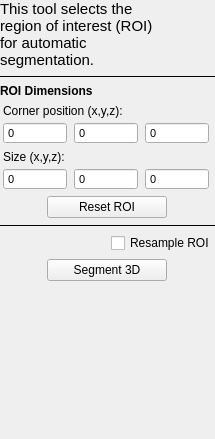
Above: GUI/Qt/Components/SnakeToolROIPanel.ui from pyushkevich/itksnap before the change. Below: the same form after it.
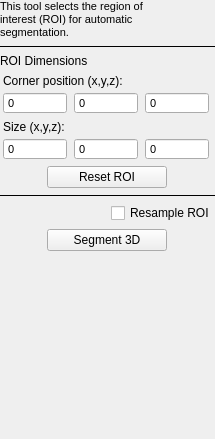
That is the form after the change.

Commit message: trying to fix font scaling between platforms

Diff of the .ui file:
```diff
--- a/GUI/Qt/Components/SnakeToolROIPanel.ui
+++ b/GUI/Qt/Components/SnakeToolROIPanel.ui
@@ -43,12 +43,12 @@
      </property>
      <property name="font">
       <font>
-       <pointsize>11</pointsize>
+       <pointsize>-1</pointsize>
       </font>
      </property>
      <property name="styleSheet">
       <string notr="true">* {
-font-size: 11pt;
+font-size: 11px;
 }
 </string>
      </property>
@@ -74,9 +74,7 @@
     <widget class="QLabel" name="label_4">
      <property name="font">
       <font>
-       <pointsize>12</pointsize>
-       <weight>75</weight>
-       <bold>true</bold>
+       <pointsize>-1</pointsize>
       </font>
      </property>
      <property name="text">
@@ -97,9 +95,7 @@
        <widget class="QLabel" name="label_3">
         <property name="font">
          <font>
-          <pointsize>12</pointsize>
-          <weight>50</weight>
-          <bold>false</bold>
+          <pointsize>-1</pointsize>
          </font>
         </property>
         <property name="text">
@@ -162,9 +158,7 @@
        <widget class="QLabel" name="label_2">
         <property name="font">
          <font>
-          <pointsize>12</pointsize>
-          <weight>50</weight>
-          <bold>false</bold>
+          <pointsize>-1</pointsize>
          </font>
         </property>
         <property name="text">
@@ -239,7 +233,7 @@
         </property>
         <property name="font">
          <font>
-          <pointsize>12</pointsize>
+          <pointsize>-1</pointsize>
          </font>
         </property>
         <property name="text">
@@ -317,7 +311,7 @@
         </property>
         <property name="font">
          <font>
-          <pointsize>12</pointsize>
+          <pointsize>-1</pointsize>
          </font>
         </property>
         <property name="text">
```
The commit also changes 4 other files.
